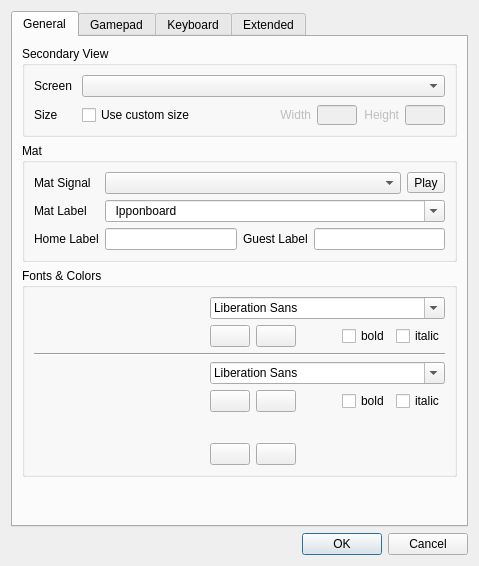
Before: the Qt Designer form base/SettingsDlg.ui in fmuecke/Ipponboard, drawn with Qt 5.
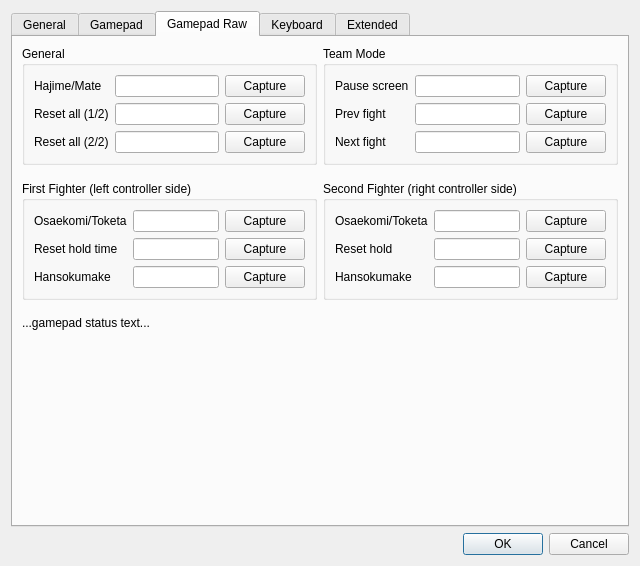
After: the same form once the commit is applied. Icons and pictures are not drawn. Custom widgets are drawn as their Qt base class.

Commit message:
Add raw gamepad capture UI
- surface raw button codes in a dedicated settings tab with capture support

- add reusable raw input poller plus unit tests

The edit to the form file:
```diff
--- a/base/SettingsDlg.ui
+++ b/base/SettingsDlg.ui
@@ -9,7 +9,7 @@
    <rect>
     <x>0</x>
     <y>0</y>
-    <width>459</width>
+    <width>640</width>
     <height>566</height>
    </rect>
   </property>
@@ -39,7 +39,7 @@
       <bool>true</bool>
      </property>
      <property name="currentIndex">
-      <number>0</number>
+      <number>2</number>
      </property>
      <widget class="QWidget" name="tab_general">
       <attribute name="icon">
@@ -1071,7 +1071,292 @@
        <item row="6" column="0">
         <spacer name="verticalSpacer">
          <property name="orientation">
-          <enum>Qt::Vertical</enum>
+          <enum>Qt::Orientation::Vertical</enum>
+         </property>
+         <property name="sizeHint" stdset="0">
+          <size>
+           <width>20</width>
+           <height>40</height>
+          </size>
+         </property>
+        </spacer>
+       </item>
+      </layout>
+     </widget>
+     <widget class="QWidget" name="tab_gamepad_raw">
+      <attribute name="icon">
+       <iconset resource="ipponboard.qrc">
+        <normaloff>:/res/icons/controller.png</normaloff>:/res/icons/controller.png</iconset>
+      </attribute>
+      <attribute name="title">
+       <string>Gamepad Raw</string>
+      </attribute>
+      <layout class="QVBoxLayout" name="verticalLayout_raw" stretch="0,0,0,1">
+       <item>
+        <layout class="QHBoxLayout" name="horizontalLayout_4">
+         <property name="bottomMargin">
+          <number>10</number>
+         </property>
+         <item>
+          <widget class="QGroupBox" name="groupBox_raw_buttons_general">
+           <property name="title">
+            <string>General</string>
+           </property>
+           <layout class="QGridLayout" name="gridLayout_8">
+            <item row="1" column="1">
+             <widget class="QLineEdit" name="lineEdit_raw_reset_first"/>
+            </item>
+            <item row="0" column="2">
+             <widget class="QPushButton" name="pushButton_capture_raw_hajime_mate">
+              <property name="text">
+               <string>Capture</string>
+              </property>
+             </widget>
+            </item>
+            <item row="1" column="0">
+             <widget class="QLabel" name="label_raw_reset_first">
+              <property name="text">
+               <string>&lt;html&gt;&lt;head/&gt;&lt;body&gt;&lt;p&gt;Reset all (1/2)&lt;/p&gt;&lt;/body&gt;&lt;/html&gt;</string>
+              </property>
+             </widget>
+            </item>
+            <item row="0" column="1">
+             <widget class="QLineEdit" name="lineEdit_raw_hajime_mate"/>
+            </item>
+            <item row="0" column="0">
+             <widget class="QLabel" name="label_raw_hajime_mate">
+              <property name="text">
+               <string>Hajime/Mate</string>
+              </property>
+             </widget>
+            </item>
+            <item row="1" column="2">
+             <widget class="QPushButton" name="pushButton_capture_raw_reset_first">
+              <property name="text">
+               <string>Capture</string>
+              </property>
+             </widget>
+            </item>
+            <item row="2" column="1">
+             <widget class="QLineEdit" name="lineEdit_raw_reset_second"/>
+            </item>
+            <item row="2" column="2">
+             <widget class="QPushButton" name="pushButton_capture_raw_reset_second">
+              <property name="text">
+               <string>Capture</string>
+              </property>
+             </widget>
+            </item>
+            <item row="2" column="0">
+             <widget class="QLabel" name="label_raw_reset_second">
+              <property name="text">
+               <string>Reset all (2/2)</string>
+              </property>
+             </widget>
+            </item>
+           </layout>
+          </widget>
+         </item>
+         <item>
+          <widget class="QGroupBox" name="groupBox_raw_buttons_team_mode">
+           <property name="title">
+            <string>Team Mode</string>
+           </property>
+           <layout class="QGridLayout" name="gridLayout_raw_buttons">
+            <item row="0" column="1">
+             <widget class="QLineEdit" name="lineEdit_raw_pause"/>
+            </item>
+            <item row="2" column="2">
+             <widget class="QPushButton" name="pushButton_capture_raw_next">
+              <property name="text">
+               <string>Capture</string>
+              </property>
+             </widget>
+            </item>
+            <item row="1" column="1">
+             <widget class="QLineEdit" name="lineEdit_raw_prev"/>
+            </item>
+            <item row="2" column="1">
+             <widget class="QLineEdit" name="lineEdit_raw_next"/>
+            </item>
+            <item row="2" column="0">
+             <widget class="QLabel" name="label_raw_next">
+              <property name="text">
+               <string>Next fight</string>
+              </property>
+             </widget>
+            </item>
+            <item row="1" column="0">
+             <widget class="QLabel" name="label_raw_prev">
+              <property name="text">
+               <string>Prev fight</string>
+              </property>
+             </widget>
+            </item>
+            <item row="0" column="2">
+             <widget class="QPushButton" name="pushButton_capture_raw_pause">
+              <property name="text">
+               <string>Capture</string>
+              </property>
+             </widget>
+            </item>
+            <item row="0" column="0">
+             <widget class="QLabel" name="label_raw_pause">
+              <property name="text">
+               <string>Pause screen</string>
+              </property>
+             </widget>
+            </item>
+            <item row="1" column="2">
+             <widget class="QPushButton" name="pushButton_capture_raw_prev">
+              <property name="text">
+               <string>Capture</string>
+              </property>
+             </widget>
+            </item>
+           </layout>
+          </widget>
+         </item>
+        </layout>
+       </item>
+       <item>
+        <layout class="QHBoxLayout" name="horizontalLayout_fighter_controls">
+         <property name="bottomMargin">
+          <number>10</number>
+         </property>
+         <item>
+          <widget class="QGroupBox" name="groupBox_first_2">
+           <property name="title">
+            <string>First Fighter (left controller side)</string>
+           </property>
+           <layout class="QGridLayout" name="gridLayout_9">
+            <item row="1" column="2">
+             <widget class="QPushButton" name="pushButton_capture_raw_reset_hold_first">
+              <property name="text">
+               <string>Capture</string>
+              </property>
+             </widget>
+            </item>
+            <item row="0" column="1">
+             <widget class="QLineEdit" name="lineEdit_raw_osaekomi_first"/>
+            </item>
+            <item row="2" column="0">
+             <widget class="QLabel" name="label_raw_hansokumake_first">
+              <property name="text">
+               <string>Hansokumake</string>
+              </property>
+             </widget>
+            </item>
+            <item row="1" column="1">
+             <widget class="QLineEdit" name="lineEdit_raw_reset_hold_first"/>
+            </item>
+            <item row="2" column="1">
+             <widget class="QLineEdit" name="lineEdit_raw_hansokumake_first"/>
+            </item>
+            <item row="0" column="0">
+             <widget class="QLabel" name="label_raw_osaekomi_first">
+              <property name="text">
+               <string>Osaekomi/Toketa</string>
+              </property>
+             </widget>
+            </item>
+            <item row="2" column="2">
+             <widget class="QPushButton" name="pushButton_capture_raw_hansokumake_first">
+              <property name="text">
+               <string>Capture</string>
+              </property>
+             </widget>
+            </item>
+            <item row="1" column="0">
+             <widget class="QLabel" name="label_raw_reset_hold_first">
+              <property name="text">
+               <string>Reset hold time</string>
+              </property>
+             </widget>
+            </item>
+            <item row="0" column="2">
+             <widget class="QPushButton" name="pushButton_capture_raw_osaekomi_first">
+              <property name="text">
+               <string>Capture</string>
+              </property>
+             </widget>
+            </item>
+           </layout>
+          </widget>
+         </item>
+         <item>
+          <widget class="QGroupBox" name="groupBox_second_2">
+           <property name="title">
+            <string>Second Fighter (right controller side)</string>
+           </property>
+           <layout class="QGridLayout" name="gridLayout_11">
+            <item row="0" column="0">
+             <widget class="QLabel" name="label_raw_osaekomi_second">
+              <property name="text">
+               <string>Osaekomi/Toketa</string>
+              </property>
+             </widget>
+            </item>
+            <item row="0" column="2">
+             <widget class="QPushButton" name="pushButton_capture_raw_osaekomi_second">
+              <property name="text">
+               <string>Capture</string>
+              </property>
+             </widget>
+            </item>
+            <item row="1" column="0">
+             <widget class="QLabel" name="label_raw_reset_hold_second">
+              <property name="text">
+               <string>Reset hold</string>
+              </property>
+             </widget>
+            </item>
+            <item row="0" column="1">
+             <widget class="QLineEdit" name="lineEdit_raw_osaekomi_second"/>
+            </item>
+            <item row="2" column="2">
+             <widget class="QPushButton" name="pushButton_capture_raw_hansokumake_second">
+              <property name="text">
+               <string>Capture</string>
+              </property>
+             </widget>
+            </item>
+            <item row="2" column="0">
+             <widget class="QLabel" name="label_raw_hansokumake_second">
+              <property name="text">
+               <string>Hansokumake</string>
+              </property>
+             </widget>
+            </item>
+            <item row="1" column="2">
+             <widget class="QPushButton" name="pushButton_capture_raw_reset_hold_second">
+              <property name="text">
+               <string>Capture</string>
+              </property>
+             </widget>
+            </item>
+            <item row="2" column="1">
+             <widget class="QLineEdit" name="lineEdit_raw_hansokumake_second"/>
+            </item>
+            <item row="1" column="1">
+             <widget class="QLineEdit" name="lineEdit_raw_reset_hold_second"/>
+            </item>
+           </layout>
+          </widget>
+         </item>
+        </layout>
+       </item>
+       <item>
+        <widget class="QLabel" name="label_raw_status">
+         <property name="text">
+          <string>...gamepad status text...</string>
+         </property>
+        </widget>
+       </item>
+       <item>
+        <spacer name="verticalSpacer_raw">
+         <property name="orientation">
+          <enum>Qt::Orientation::Vertical</enum>
          </property>
          <property name="sizeHint" stdset="0">
           <size>
```
Left out of the diff: 92 changed lines with no effect on the pictures. The commit also changes 6 other files.
